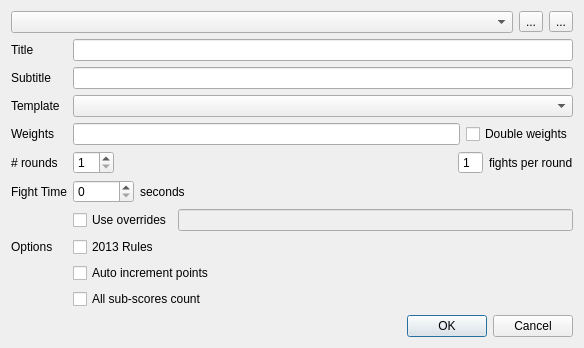
Before: the Qt Designer form TeamTournament/ModeManagerDlg.ui in fmuecke/Ipponboard, drawn with Qt 5.
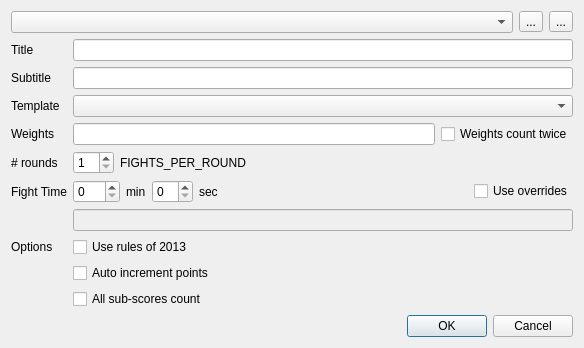
After: the same form once the commit is applied. Icons and pictures are not drawn.

Commit message: made fight time editing in mode manager more intuitive (mm + ss instead of seconds alone)

The edit to the form file:
```diff
--- a/TeamTournament/ModeManagerDlg.ui
+++ b/TeamTournament/ModeManagerDlg.ui
@@ -106,7 +106,7 @@
           <string>Indicates that all weights will be used two times</string>
          </property>
          <property name="text">
-          <string>Double weights</string>
+          <string>Weights count twice</string>
          </property>
         </widget>
        </item>
@@ -128,6 +128,13 @@
          </property>
         </widget>
        </item>
+       <item>
+        <widget class="QLabel" name="label_fightsPerRound">
+         <property name="text">
+          <string>FIGHTS_PER_ROUND</string>
+         </property>
+        </widget>
+       </item>
        <item>
         <spacer name="horizontalSpacer_2">
          <property name="orientation">
@@ -141,29 +148,6 @@
          </property>
         </spacer>
        </item>
-       <item>
-        <widget class="QSpinBox" name="spinBox_fightsPerRound">
-         <property name="readOnly">
-          <bool>true</bool>
-         </property>
-         <property name="buttonSymbols">
-          <enum>QAbstractSpinBox::NoButtons</enum>
-         </property>
-         <property name="prefix">
-          <string/>
-         </property>
-         <property name="minimum">
-          <number>1</number>
-         </property>
-        </widget>
-       </item>
-       <item>
-        <widget class="QLabel" name="label_5">
-         <property name="text">
-          <string>fights per round</string>
-         </property>
-        </widget>
-       </item>
       </layout>
      </item>
      <item row="5" column="0">
@@ -184,14 +168,34 @@
           <number>0</number>
          </property>
          <property name="maximum">
-          <number>86400</number>
+          <number>720</number>
+         </property>
+        </widget>
+       </item>
+       <item>
+        <widget class="QLabel" name="label_10">
+         <property name="text">
+          <string>min</string>
+         </property>
+        </widget>
+       </item>
+       <item>
+        <widget class="QSpinBox" name="spinBox_fightTimeSeconds">
+         <property name="suffix">
+          <string/>
+         </property>
+         <property name="minimum">
+          <number>0</number>
+         </property>
+         <property name="maximum">
+          <number>59</number>
          </property>
         </widget>
        </item>
        <item>
         <widget class="QLabel" name="label_7">
          <property name="text">
-          <string>seconds</string>
+          <string>sec</string>
          </property>
         </widget>
        </item>
@@ -208,6 +212,16 @@
          </property>
         </spacer>
        </item>
+       <item>
+        <widget class="QCheckBox" name="checkBox_timeOverrides">
+         <property name="toolTip">
+          <string>Enables to specify overrides for the fight time for certain categories. E.g. &quot;U12:120;U15:180;U18:240&quot;</string>
+         </property>
+         <property name="text">
+          <string>Use overrides</string>
+         </property>
+        </widget>
+       </item>
       </layout>
      </item>
      <item row="6" column="1">
@@ -215,16 +229,6 @@
        <property name="topMargin">
         <number>0</number>
        </property>
-       <item>
-        <widget class="QCheckBox" name="checkBox_timeOverrides">
-         <property name="toolTip">
-          <string>Enables to specify overrides for the fight time for certain categories. E.g. &quot;U12:120;U15:180;U18:240&quot;</string>
-         </property>
-         <property name="text">
-          <string>Use overrides</string>
-         </property>
-        </widget>
-       </item>
        <item>
         <widget class="QLineEdit" name="lineEdit_timeOverrides">
          <property name="enabled">
@@ -265,7 +269,7 @@
         <string>Use the offical IJF rules of 2013</string>
        </property>
        <property name="text">
-        <string>2013 Rules</string>
+        <string>Use rules of 2013</string>
        </property>
       </widget>
      </item>
```
Left out of the diff: 13 changed lines with no effect on the pictures. The commit also changes 2 other files.
